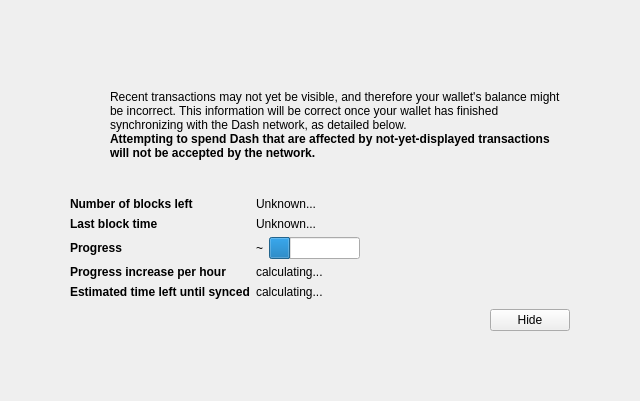
Old version of the form src/qt/forms/modaloverlay.ui in the repository OmegaBlockchain/omegacoin.
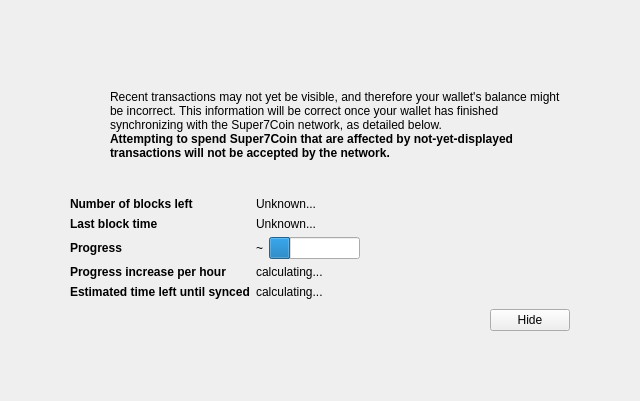
New version of the form. Icons and pictures are not drawn. Custom widgets are drawn as their Qt base class.

Diff of the .ui file:
```diff
--- a/src/qt/forms/modaloverlay.ui
+++ b/src/qt/forms/modaloverlay.ui
@@ -128,7 +128,7 @@
              <item>
               <widget class="QLabel" name="infoText">
                <property name="text">
-                <string>Recent transactions may not yet be visible, and therefore your wallet's balance might be incorrect. This information will be correct once your wallet has finished synchronizing with the Dash network, as detailed below.</string>
+                <string>Recent transactions may not yet be visible, and therefore your wallet's balance might be incorrect. This information will be correct once your wallet has finished synchronizing with the Super7Coin network, as detailed below.</string>
                </property>
                <property name="textFormat">
                 <enum>Qt::RichText</enum>
@@ -147,7 +147,7 @@
                 </font>
                </property>
                <property name="text">
-                <string>Attempting to spend Dash that are affected by not-yet-displayed transactions will not be accepted by the network.</string>
+                <string>Attempting to spend Super7Coin that are affected by not-yet-displayed transactions will not be accepted by the network.</string>
                </property>
                <property name="textFormat">
                 <enum>Qt::RichText</enum>
```
